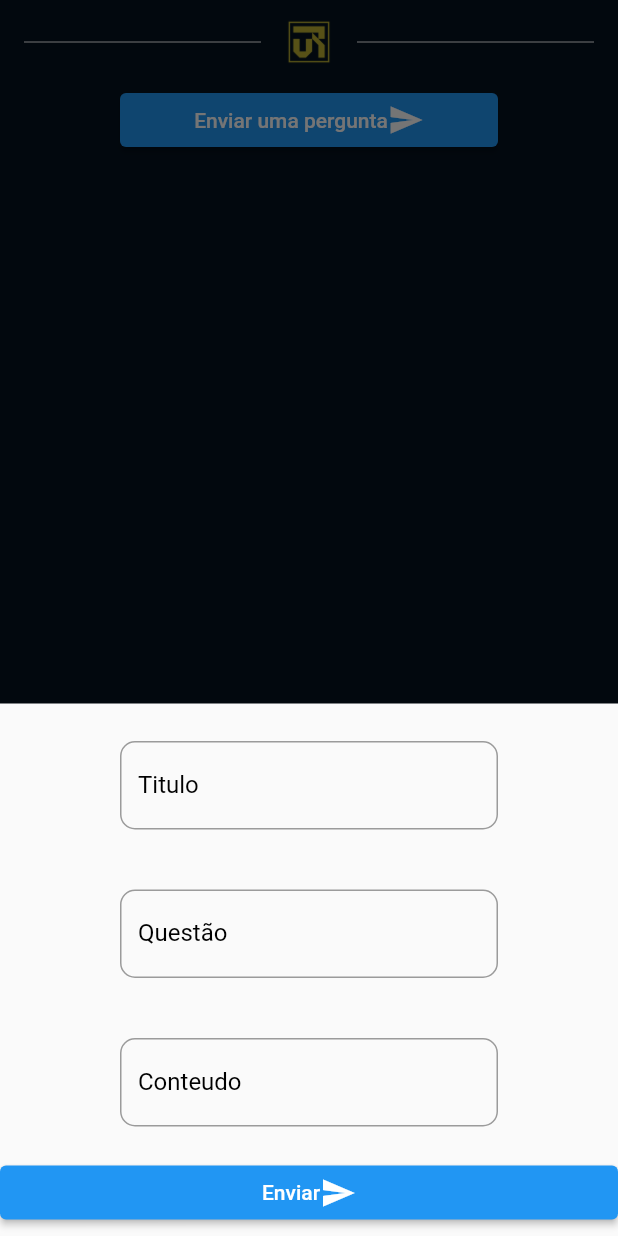
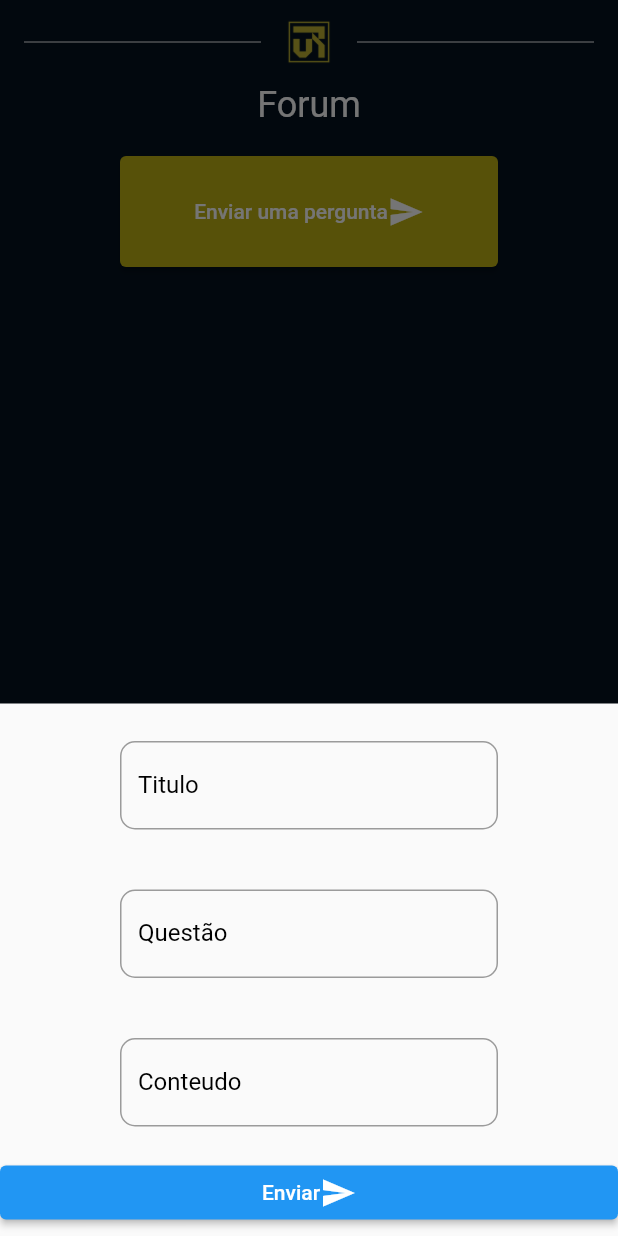
Before and after one commit to gierot/PI_5, a Flutter app: the ForumPage screen opened directly, item 5 of the bottom bar chosen, after a tap on "Enviar uma pergunta", on a phone screen of 412 x 824 dp. Run offline on Flutter 3.47's test engine with Material 2 defaults, Android fonts, the phone set to English and light mode, and no system bars; our stand-ins replace flutter_secure_storage, image_picker, youtube_player_flutter; accounts and stored records are empty; network calls fail.

```diff
--- a/app_vtr/lib/forum/forum.dart
+++ b/app_vtr/lib/forum/forum.dart
@@ -70,6 +70,8 @@ class _ForumPage extends State<ForumPage> {
       appBar: Top(),
       body: Column(
         children: [
+          const Text('Forum', style: TextStyle(color: Colors.white, fontSize: 24)),
+          const SizedBox(height: 20),
           Container(
             margin: const EdgeInsets.symmetric(horizontal: 40),
             padding: const EdgeInsets.symmetric(horizontal: 40),
@@ -164,6 +166,12 @@ class _ForumPage extends State<ForumPage> {
                   },
                 );
               },
+              style: ButtonStyle(
+                padding: MaterialStateProperty.all(
+                    const EdgeInsets.symmetric(horizontal: 10, vertical: 25)),
+                backgroundColor:
+                    MaterialStateProperty.all(settings.getColor('color_font')),
+              ),
               child: const Row(
                   mainAxisAlignment: MainAxisAlignment.center,
                   children: [Text('Enviar uma pergunta'), Icon(Icons.send)]),
--- a/app_vtr/lib/login.dart
+++ b/app_vtr/lib/login.dart
@@ -135,7 +135,7 @@ class _LoginPage extends State<LoginPage> {
                   style: ButtonStyle(
                     padding: MaterialStateProperty.all(
                         const EdgeInsets.symmetric(vertical: 20, horizontal: 50)),
-                    backgroundColor: MaterialStateProperty.all(settings.getColor('color_font')),
+                    backgroundColor: MaterialStateProperty.all(settings.getColor('green_btn')),
                     shape: MaterialStateProperty.all<RoundedRectangleBorder>(
                       RoundedRectangleBorder(
                         borderRadius: BorderRadius.circular(20), // Defina o raio desejado aqui
@@ -154,7 +154,7 @@ class _LoginPage extends State<LoginPage> {
                   style: ButtonStyle(
                     padding: MaterialStateProperty.all(
                         const EdgeInsets.symmetric(vertical: 20, horizontal: 40)),
-                    backgroundColor: MaterialStateProperty.all(settings.getColor('green_btn')),
+                    backgroundColor: MaterialStateProperty.all(settings.getColor('color_font')),
                     shape: MaterialStateProperty.all<RoundedRectangleBorder>(
                       RoundedRectangleBorder(
                         borderRadius: BorderRadius.circular(20), // Defina o raio desejado aqui
--- a/app_vtr/lib/setting.dart
+++ b/app_vtr/lib/setting.dart
@@ -22,8 +22,6 @@ class Settings {
   getAccountData(Map<String, String> data) async {
     http.Response response = await http.post(Uri.parse(url + '/login'),
         headers: headers, body: jsonEncode(data));
-
-    print(response.statusCode);
 
     if (response.statusCode == 200) {
       var user = jsonDecode(response.body);
@@ -183,8 +181,6 @@ class Settings {
 
     var json = jsonDecode(response.body);
 
-    print(json['error']);
-
     return (json['error'] == null && response.statusCode == 200);
   }
 
```
Also changed, not shown: app_vtr/lib/contact/contact.dart (+14 -3 lines).
